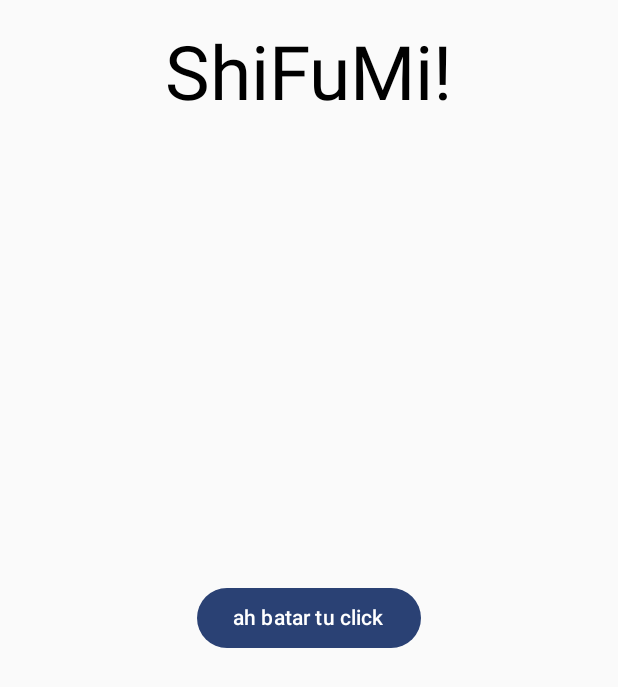
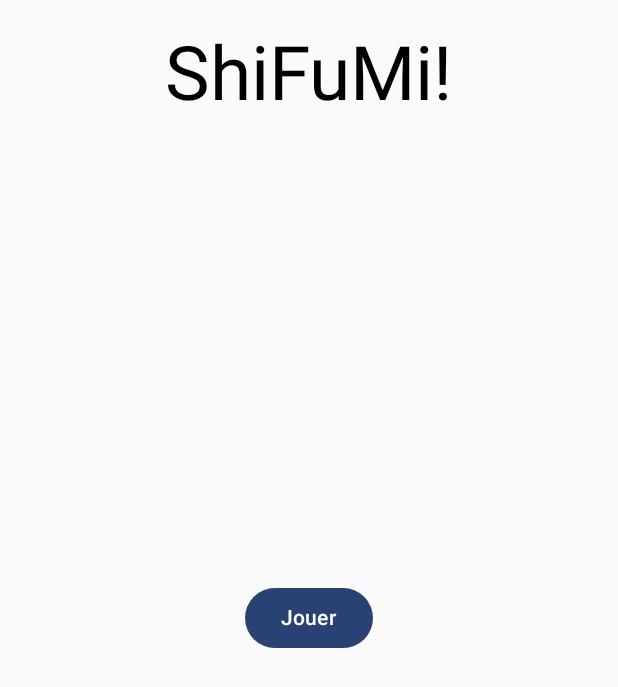
Before and after one commit to ntilleul/R4A11_Project, an Android app built with Jetpack Compose: the screen it shows after launch (MainActivity), on a phone screen of 412 x 824 dp. Shown: the top 687 px of the screen. Run offline under Robolectric (Android 15) with nearby library versions, the phone set to English and light mode, and no system bars.

Commit message:
update btn string

```diff
--- a/app/src/main/java/com/example/shifumi/MainActivity.kt
+++ b/app/src/main/java/com/example/shifumi/MainActivity.kt
@@ -52,7 +52,7 @@ fun TitleScreen() {
             modifier = Modifier
                 .align(Alignment.Center)
         ) {
-            Text(text = "ah batar tu click")
+            Text(text = stringResource(R.string.jouer))
         }
     }
 }
--- a/app/src/main/res/values/strings.xml
+++ b/app/src/main/res/values/strings.xml
@@ -1,4 +1,5 @@
 <resources>
     <string name="app_name">ShiFuMi</string>
     <string name="title_title_screen">ShiFuMi!</string>
+    <string name="jouer">Jouer</string>
 </resources>
```
